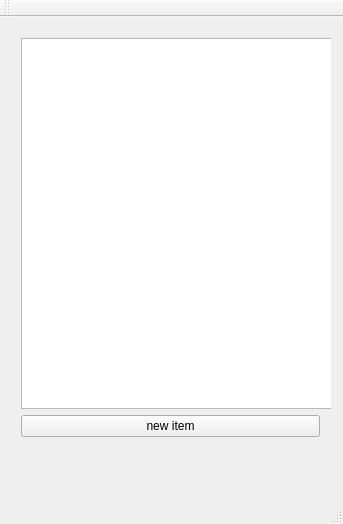
Above: pc-client/mainwindow.ui from wp19991/yiya before the change. Below: the same form after it.
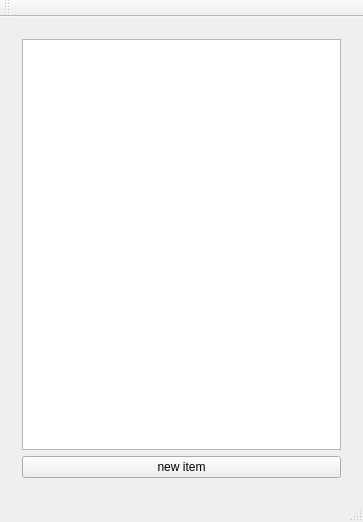
That is the form after the change. Custom widgets are drawn as their Qt base class.

What changed in the file:
```diff
--- a/pc-client/mainwindow.ui
+++ b/pc-client/mainwindow.ui
@@ -6,35 +6,22 @@
    <rect>
     <x>0</x>
     <y>0</y>
-    <width>343</width>
-    <height>524</height>
+    <width>357</width>
+    <height>522</height>
    </rect>
   </property>
   <property name="windowTitle">
    <string>TODOs</string>
   </property>
   <widget class="QWidget" name="centralWidget">
+   <layout class="QVBoxLayout" name="verticalLayout_3">
+    <item>
    <widget class="QWidget" name="todoItemsWidget" native="true">
-    <property name="geometry">
-     <rect>
-      <x>10</x>
-      <y>10</y>
-      <width>321</width>
-      <height>421</height>
-     </rect>
-    </property>
     <property name="autoFillBackground">
      <bool>true</bool>
     </property>
-    <widget class="QWidget" name="verticalLayoutWidget">
-     <property name="geometry">
-      <rect>
-       <x>0</x>
-       <y>0</y>
-       <width>321</width>
-       <height>421</height>
-      </rect>
-     </property>
+      <layout class="QVBoxLayout" name="verticalLayout_2">
+       <item>
      <layout class="QVBoxLayout" name="verticalLayout">
       <item>
        <widget class="TodoListView" name="todoItemsView">
@@ -54,8 +41,11 @@
        </widget>
       </item>
      </layout>
-    </widget>
-   </widget>
+       </item>
+      </layout>
+     </widget>
+    </item>
+   </layout>
   </widget>
   <widget class="QMenuBar" name="menuBar">
    <property name="geometry">
```
Left out of the diff: 4 changed lines with no effect on the pictures. Lines whose indentation alone changed are shown as unchanged.
